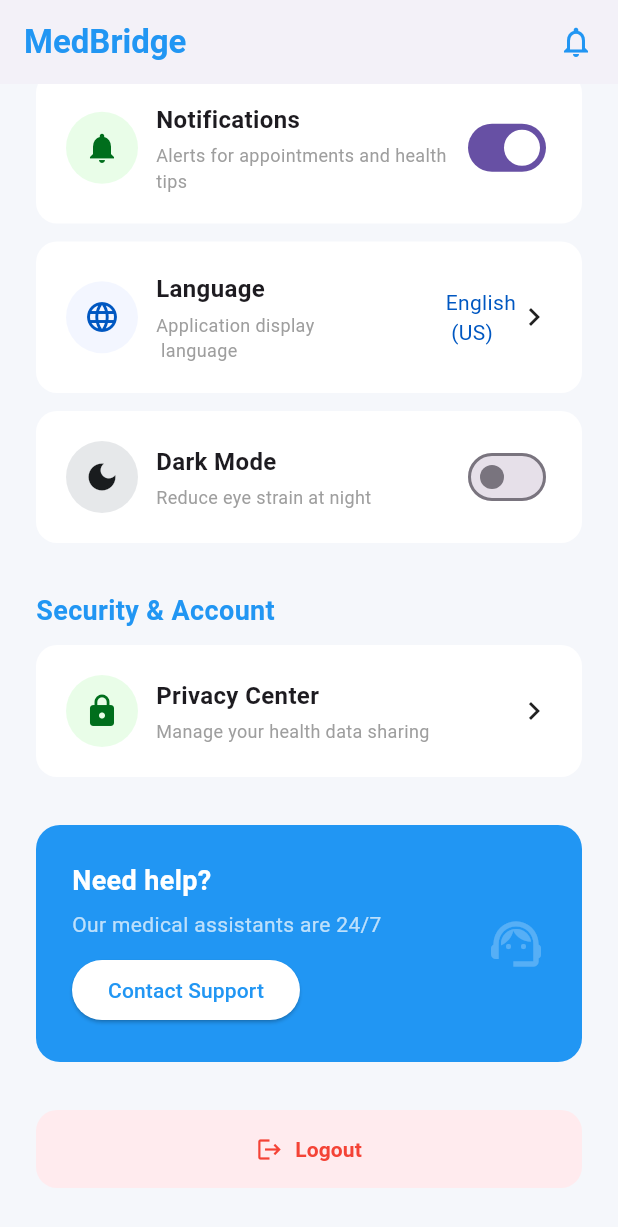
After one commit to emonh001/MedBridgeTelemedicine, a Flutter app: the SettingsScreen screen opened by its route, scrolled down 188 dp, after a tap on "Language", on a phone screen of 412 x 824 dp. The commit adds this screen. Shown: the top 1227 px of the screen. Run offline on Flutter 3.47's test engine with Material 3 defaults, Android fonts, the light colour scheme and no system bars; our stand-ins replace go_router; network calls fail.

Commit message:
settings screen added

```diff
--- a/lib/app/routes/app_router.dart
+++ b/lib/app/routes/app_router.dart
@@ -8,6 +8,7 @@ import 'package:medbridge_telemedicine/features/auth/presentations/screens/sign_
 import 'package:medbridge_telemedicine/features/auth/presentations/screens/sign_up_health_worker_screen.dart';
 import 'package:medbridge_telemedicine/features/auth/presentations/screens/sign_up_patient_screen.dart';
 import 'package:medbridge_telemedicine/features/auth/presentations/screens/splash_screen.dart';
+import 'package:medbridge_telemedicine/features/settings/presentation/screens/settings_screen.dart';
 
 class AppRouter {
   static final GoRouter router = GoRouter(
@@ -63,6 +64,14 @@ class AppRouter {
         ),
       ),
 
+      GoRoute(
+        path: RoutePaths.settingsScreen,
+        name: RouteNames.settingsScreen,
+        pageBuilder: (context, state) => const MaterialPage(
+          child: SettingsScreen(),
+        ),
+      ),
+
     ],
 
     // Error handling
--- a/lib/app/routes/route_names.dart
+++ b/lib/app/routes/route_names.dart
@@ -9,5 +9,6 @@ class RouteNames {
   static const String signUpPatient = '/signUpPatient';
   static const String signUpDoctor = '/signUpDoctor';
   static const String signUpHealthWorker = '/signUpHealthWorker';
+  static const String settingsScreen = '/settingsScreen';
 
 }
--- a/lib/app/routes/route_paths.dart
+++ b/lib/app/routes/route_paths.dart
@@ -8,6 +8,7 @@ class RoutePaths {
   static const String signUpPatient = '/signUpPatient';
   static const String signUpDoctor = '/signUpDoctor';
   static const String signUpHealthWorker = '/signUpHealthWorker';
+  static const String settingsScreen = '/settingsScreen';
 
 
 }
--- a/lib/features/auth/presentations/screens/role_selection_screen.dart
+++ b/lib/features/auth/presentations/screens/role_selection_screen.dart
@@ -23,10 +23,12 @@ class RoleSelectionScreen extends StatelessWidget {
             fontWeight: FontWeight.bold,
           ),
         ),
-        actions: const [
+        actions: [
           Padding(
             padding: EdgeInsets.only(right: 12),
-            child: Icon(Icons.help_outline, color: Colors.black),
+            child: IconButton(onPressed: (){
+              context.push(RouteNames.settingsScreen);
+            }, icon: Icon(Icons.help_outline))
           )
         ],
       ),
--- /dev/null
+++ b/lib/features/settings/presentation/screens/settings_screen.dart
@@ -0,0 +1,121 @@
+import 'package:flutter/material.dart';
+import 'package:medbridge_telemedicine/features/settings/presentation/widgets/profile_card.dart';
+
+import '../widgets/help_line_card.dart';
+import '../widgets/logout_button.dart';
+import '../widgets/settings_tile.dart';
+
+
+class SettingsScreen extends StatelessWidget {
+  const SettingsScreen({super.key});
+
+  @override
+  Widget build(BuildContext context) {
+    return Scaffold(
+      backgroundColor: const Color(0xFFF5F7FB),
+      appBar: AppBar(
+        backgroundColor: Colors.white,
+        elevation: 0,
+        title: const Text(
+          "MedBridge",
+          style: TextStyle(
+            color: Colors.blue,
+            fontWeight: FontWeight.bold,
+          ),
+        ),
+        actions: [
+          Padding(
+            padding: EdgeInsets.only(right: 16),
+            child: Icon(Icons.notifications_none, color: Colors.blue),
+          )
+        ],
+      ),
+      body: SingleChildScrollView(
+        padding: const EdgeInsets.only(top: 32, right: 24, left: 24),
+        child: Column(
+          crossAxisAlignment: CrossAxisAlignment.start,
+          children: [
+            ProfileCard(),
+            const SizedBox(height: 20),
+
+            const Text("Preferences",
+                style: TextStyle(fontSize: 18, fontWeight: FontWeight.w700, color: Colors.blue)),
+
+            const SizedBox(height: 10),
+            SettingsTile(
+              icon: Icons.notifications,
+              iconColor: Color(0xFF006E1C),
+              iconBackgroundColor: Color(0x3391F78E),
+              title: "Notifications",
+              subtitle: "Alerts for appointments and health tips",
+              trailing: Switch(
+                value: true,
+                onChanged: (value) {},
+              ),
+            ),
+
+            SettingsTile(
+              onTap: (){},
+              icon: Icons.language,
+              iconColor: Color(0xFF0057C1),
+              iconBackgroundColor: Color(0x4DD8E2FF),
+              title: "Language",
+              subtitle: "Application display\n language",
+              trailing: const Row(
+                mainAxisSize: MainAxisSize.min,
+                children: [
+                  Text("English\n (US)", style: TextStyle(color: Color(0xFF0057C1)),),
+                  Icon(Icons.chevron_right,),
+                ],
+              ),
+            ),
+
+
+            SettingsTile(
+              icon: Icons.dark_mode,
+              iconColor: Color(0xFF191C1E),
+              iconBackgroundColor: Color(0xFFE6E8EA),
+              title: "Dark Mode",
+              subtitle: "Reduce eye strain at night",
+              trailing: Switch(
+                value: false,
+                onChanged: (value) {},
+              ),
+            ),
+
+            const SizedBox(height: 20),
+
+            const Text("Security & Account",
+                style: TextStyle(fontSize: 18, fontWeight: FontWeight.w700, color: Colors.blue)),
+
+            const SizedBox(height: 10),
+            SettingsTile(
+              onTap: (){},
+              icon: Icons.lock,
+              iconColor: Color(0xFF006E1C),
+              iconBackgroundColor: Color(0x3391F78E),
+              title: "Privacy Center",
+              subtitle: "Manage your health data sharing",
+              trailing: const Icon(Icons.chevron_right),
+            ),
+
+
+            const SizedBox(height: 20),
+
+            HelpLineCard(),
+
+            const SizedBox(height: 32),
+
+            LogoutButton(),
+            const SizedBox(height: 32),
+
+          ],
+        ),
+      ),
+    );
+  }
+
+
+
+
+}
--- /dev/null
+++ b/lib/features/settings/presentation/widgets/help_line_card.dart
@@ -0,0 +1,47 @@
+import 'package:flutter/material.dart';
+
+class HelpLineCard extends StatelessWidget {
+  const HelpLineCard({
+    super.key,
+  });
+
+  @override
+  Widget build(BuildContext context) {
+    return Container(
+      padding: const EdgeInsets.all(24),
+      decoration: BoxDecoration(
+        color: Colors.blue,
+        borderRadius: BorderRadius.circular(16),
+      ),
+      child: Row(
+        children: [
+          Expanded(
+            child: Column(
+              crossAxisAlignment: CrossAxisAlignment.start,
+              children: [
+                Text("Need help?",
+                    style: TextStyle(
+                        color: Colors.white,
+                        fontSize: 18,
+                        fontWeight: FontWeight.w700)),
+                SizedBox(height: 6),
+                Text("Our medical assistants are 24/7",
+                    style: TextStyle(color: Colors.white70, fontSize: 14, fontWeight: FontWeight.w400)),
+                SizedBox(height: 10),
+                ElevatedButton(
+                  style: ElevatedButton.styleFrom(
+                      backgroundColor: Colors.white,
+                      foregroundColor: Colors.blue
+                  ),
+                  onPressed: (){},
+                  child: Text("Contact Support"),
+                )
+              ],
+            ),
+          ),
+          const Icon(Icons.support_agent, color: Colors.white24, size: 40)
+        ],
+      ),
+    );
+  }
+}
--- /dev/null
+++ b/lib/features/settings/presentation/widgets/logout_button.dart
@@ -0,0 +1,39 @@
+import 'package:flutter/material.dart';
+
+class LogoutButton extends StatelessWidget {
+  const LogoutButton({
+    super.key,
+  });
+
+  @override
+  Widget build(BuildContext context) {
+    return SizedBox(
+      width: double.infinity,
+      child: ElevatedButton(
+        onPressed: () {
+          // handle logout
+        },
+        style: ElevatedButton.styleFrom(
+          backgroundColor: Colors.red.shade50,
+          foregroundColor: Colors.red,
+          elevation: 0,
+          padding: const EdgeInsets.symmetric(vertical: 16),
+          shape: RoundedRectangleBorder(
+            borderRadius: BorderRadius.circular(14),
+          ),
+        ),
+        child: const Row(
+          mainAxisAlignment: MainAxisAlignment.center,
+          children: [
+            Icon(Icons.logout),
+            SizedBox(width: 8),
+            Text(
+              "Logout",
+              style: TextStyle(fontWeight: FontWeight.bold),
+            ),
+          ],
+        ),
+      ),
+    );
+  }
+}
--- /dev/null
+++ b/lib/features/settings/presentation/widgets/profile_card.dart
@@ -0,0 +1,39 @@
+import 'package:flutter/material.dart';
+
+class ProfileCard extends StatelessWidget {
+  const ProfileCard({
+    super.key,
+  });
+
+  @override
+  Widget build(BuildContext context) {
+    return Container(
+      padding: const EdgeInsets.all(16),
+      decoration: BoxDecoration(
+        color: Colors.white,
+        borderRadius: BorderRadius.circular(16),
+      ),
+      child: Row(
+        children: [
+          const CircleAvatar(
+            radius: 30,
+            backgroundImage: NetworkImage(
+                "https://cdn-icons-png.flaticon.com/512/3135/3135715.png"),
+          ),
+          const SizedBox(width: 12),
+          Column(
+            crossAxisAlignment: CrossAxisAlignment.start,
+            children: const [
+              Text("Alex Johnston",
+                  style: TextStyle(
+                      fontSize: 20, fontWeight: FontWeight.w700)),
+              SizedBox(height: 4),
+              Text("Premium Member • ID: MS-9921",
+                  style: TextStyle(color: Colors.grey, fontWeight: FontWeight.w400, fontSize: 14)),
+            ],
+          )
+        ],
+      ),
+    );
+  }
+}
--- /dev/null
+++ b/lib/features/settings/presentation/widgets/settings_tile.dart
@@ -0,0 +1,65 @@
+import 'package:flutter/material.dart';
+
+class SettingsTile extends StatelessWidget {
+  final IconData icon;
+  final String title;
+  final String subtitle;
+  final Widget trailing;
+  final VoidCallback? onTap;
+  final Color iconColor;
+  final Color iconBackgroundColor;
+
+  SettingsTile({
+    super.key,
+    required this.icon,
+    required this.title,
+    required this.subtitle,
+    required this.trailing,
+    this.onTap,
+    required this.iconColor,
+    required this.iconBackgroundColor,
+  });
+
+  @override
+  Widget build(BuildContext context) {
+    return InkWell(
+      onTap: onTap,
+      borderRadius: BorderRadius.circular(14),
+      child: Container(
+        margin: const EdgeInsets.only(bottom: 12),
+        padding: const EdgeInsets.all(20),
+        decoration: BoxDecoration(
+          color: Colors.white,
+          borderRadius: BorderRadius.circular(14),
+        ),
+        child: Row(
+          children: [
+            CircleAvatar(
+              radius: 24,
+              backgroundColor: iconBackgroundColor,
+              child: Icon(icon, color: iconColor),
+            ),
+            const SizedBox(width: 12),
+            Expanded(
+              child: Column(
+                crossAxisAlignment: CrossAxisAlignment.start,
+                children: [
+                  Text(title,
+                      style: const TextStyle(
+                          fontSize: 16, fontWeight: FontWeight.w600)),
+                  const SizedBox(height: 4),
+                  Text(subtitle,
+                      maxLines: 2,
+                      style: const TextStyle(
+                          color: Colors.grey, fontSize: 12, fontWeight: FontWeight.w400)),
+
+                ],
+              ),
+            ),
+            trailing,
+          ],
+        ),
+      ),
+    );
+  }
+}
```
